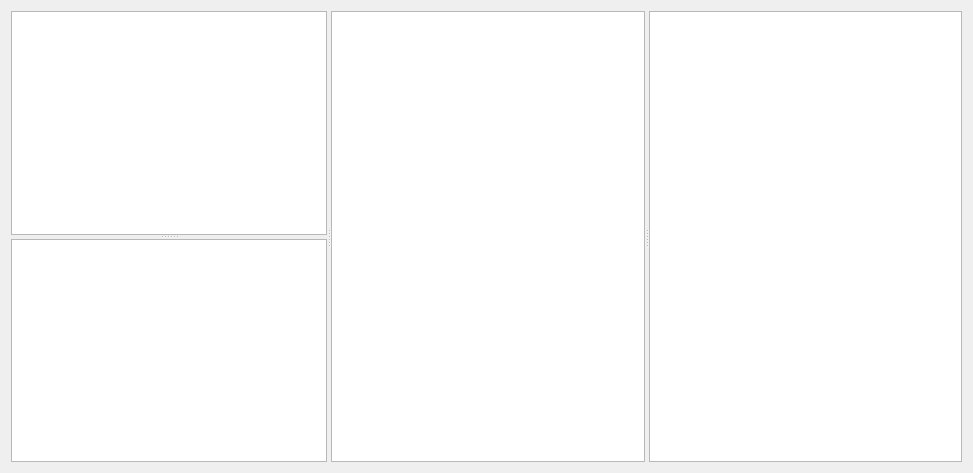
Qt form ScannerInspectionTool/CalibrationWindow.ui (crener/MultiCapture-InspectionTool) before a commit.
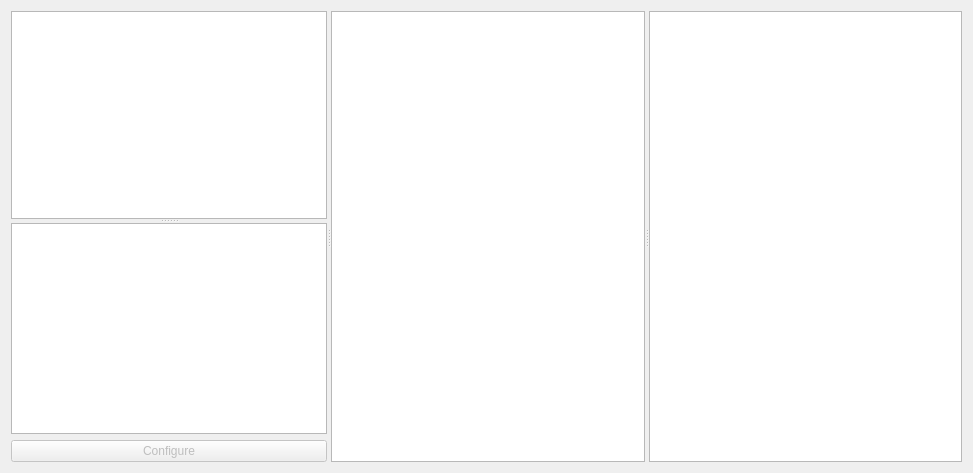
The same form after that commit.

Commit message: Added refined calibration to the image calibration data, added a button to generate the actual calibration file for all the camera pairs

Diff of the .ui file:
```diff
--- a/ScannerInspectionTool/CalibrationWindow.ui
+++ b/ScannerInspectionTool/CalibrationWindow.ui
@@ -13,7 +13,7 @@
   <property name="windowTitle">
    <string>Calibration Tool</string>
   </property>
-  <layout class="QVBoxLayout" name="verticalLayout_2">
+  <layout class="QVBoxLayout" name="verticalLayout_3">
    <item>
     <widget class="QSplitter" name="mainSplitter">
      <property name="orientation">
@@ -37,6 +37,9 @@
         <enum>QListView::IconMode</enum>
        </property>
       </widget>
+      <widget class="QWidget" name="verticalLayoutWidget_2">
+       <layout class="QVBoxLayout" name="verticalLayout_2">
+        <item>
       <widget class="QTableView" name="pairSummary">
        <attribute name="horizontalHeaderVisible">
         <bool>false</bool>
@@ -44,6 +47,19 @@
        <attribute name="verticalHeaderVisible">
         <bool>false</bool>
        </attribute>
+         </widget>
+        </item>
+        <item>
+         <widget class="QPushButton" name="genButton">
+          <property name="enabled">
+           <bool>false</bool>
+          </property>
+          <property name="text">
+           <string>Configure</string>
+          </property>
+         </widget>
+        </item>
+       </layout>
       </widget>
      </widget>
      <widget class="QWidget" name="verticalLayoutWidget">
```
Lines whose indentation alone changed are shown as unchanged. The commit also changes 3 other files.
